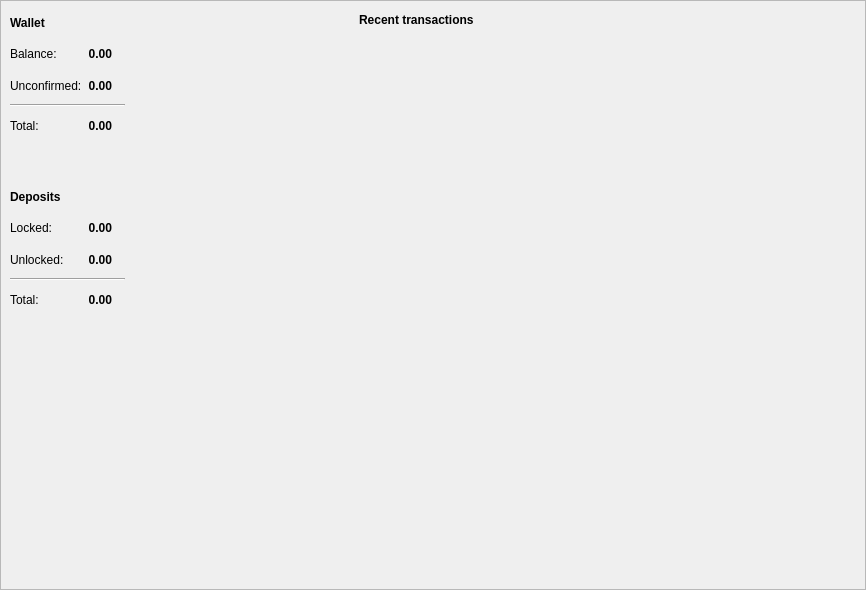
The window that src/gui/ui/overviewframe.ui (mygirl8893/Catalyst-Classic-3.0.4) describes before a commit, drawn with Qt 5.
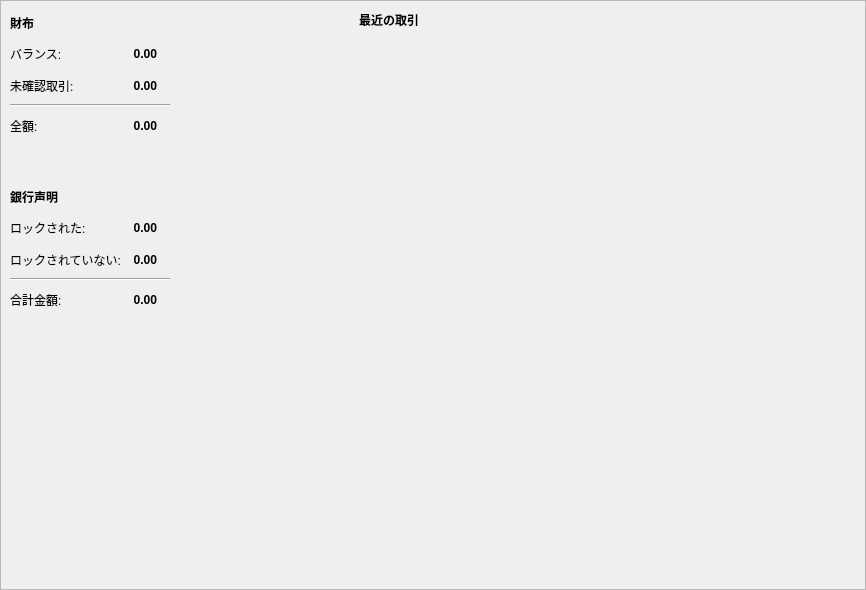
The same window after the commit.

Diff of the .ui file:
```diff
--- a/src/gui/ui/overviewframe.ui
+++ b/src/gui/ui/overviewframe.ui
@@ -104,14 +104,14 @@
       <item row="4" column="0">
        <widget class="QLabel" name="label_6">
         <property name="text">
-         <string>Total:</string>
+         <string>全額:</string>
         </property>
        </widget>
       </item>
       <item row="2" column="0" colspan="2">
        <widget class="QLabel" name="label_4">
         <property name="text">
-         <string>Unconfirmed:</string>
+         <string>未確認取引:</string>
         </property>
        </widget>
       </item>
@@ -155,14 +155,14 @@
       <item row="1" column="0">
        <widget class="QLabel" name="label_2">
         <property name="text">
-         <string>Balance:</string>
+         <string>バランス:</string>
         </property>
        </widget>
       </item>
       <item row="8" column="0">
        <widget class="QLabel" name="label_7">
         <property name="text">
-         <string>Unlocked:</string>
+         <string>ロックされていない:</string>
         </property>
        </widget>
       </item>
@@ -243,14 +243,14 @@
          </font>
         </property>
         <property name="text">
-         <string>Deposits</string>
+         <string>銀行声明</string>
         </property>
        </widget>
       </item>
       <item row="7" column="0">
        <widget class="QLabel" name="label_5">
         <property name="text">
-         <string>Locked:</string>
+         <string>ロックされた:</string>
         </property>
        </widget>
       </item>
@@ -264,7 +264,7 @@
       <item row="10" column="0">
        <widget class="QLabel" name="label_9">
         <property name="text">
-         <string>Total:</string>
+         <string>合計金額:</string>
         </property>
        </widget>
       </item>
@@ -300,7 +300,7 @@
          </font>
         </property>
         <property name="text">
-         <string>Wallet</string>
+         <string>財布</string>
         </property>
        </widget>
       </item>
@@ -362,7 +362,7 @@
            </font>
           </property>
           <property name="text">
-           <string>Recent transactions</string>
+           <string>最近の取引</string>
           </property>
          </widget>
         </item>
```
